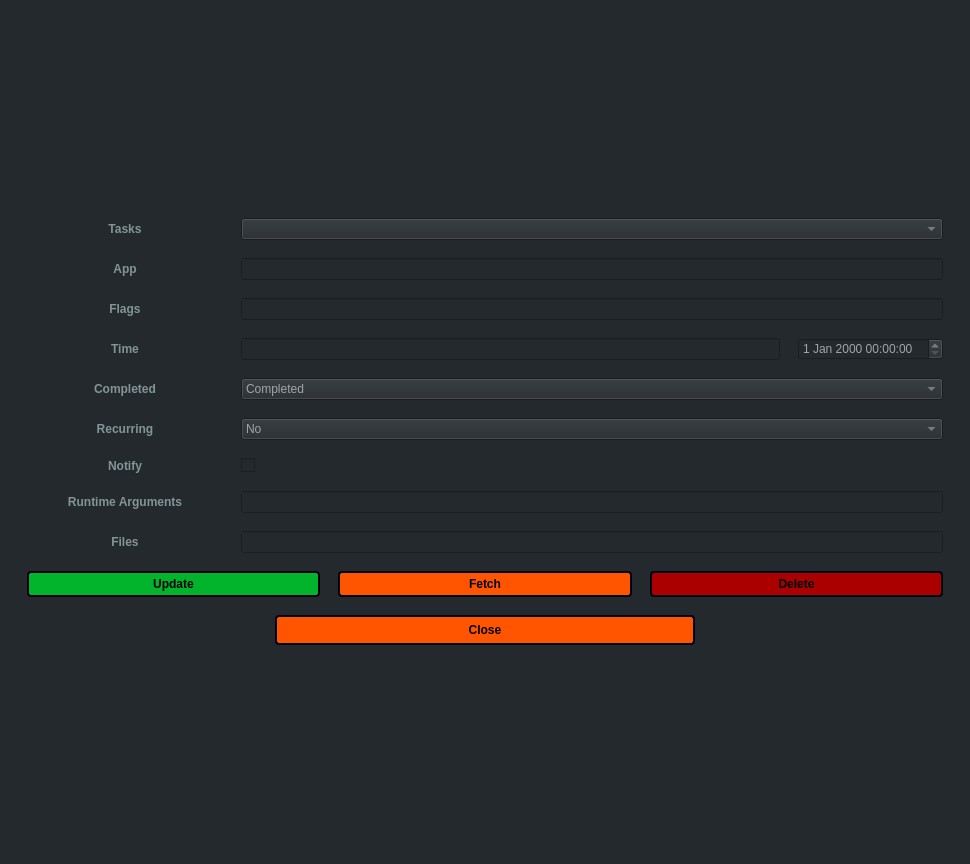
StronglogicSolutions/ky_gui, file scheduledialog.ui: the form before one commit.
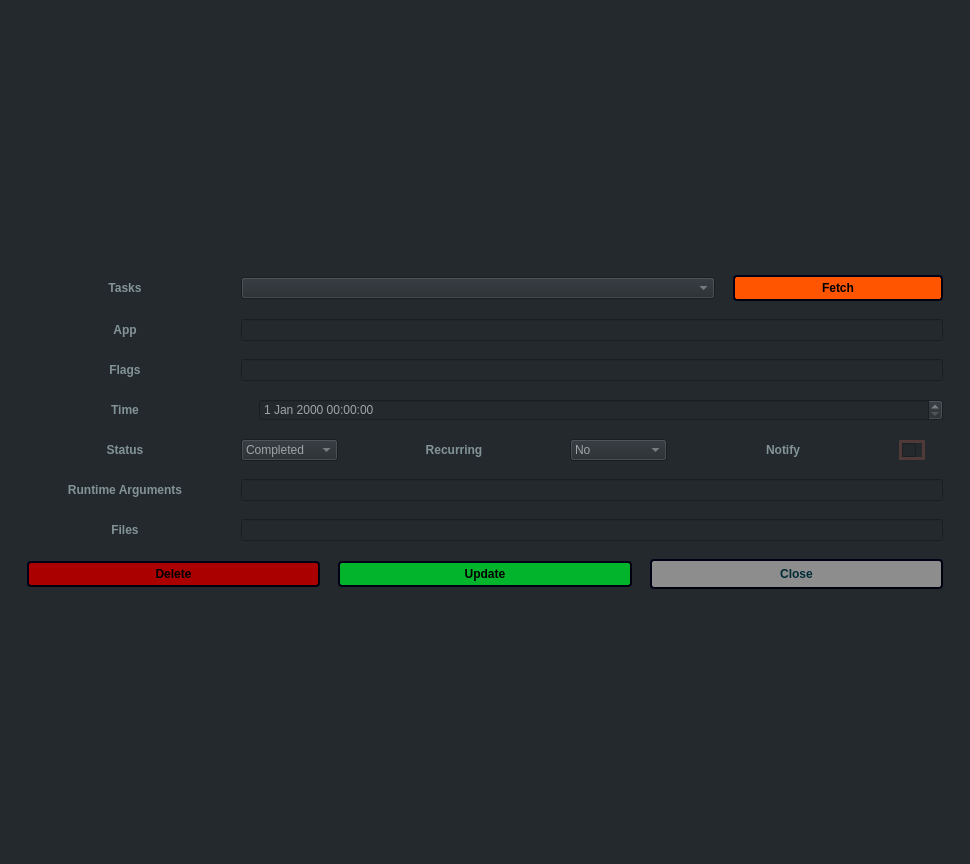
The form after the commit. Icons and pictures are not drawn.

The edit to the form file:
```diff
--- a/scheduledialog.ui
+++ b/scheduledialog.ui
@@ -18,8 +18,8 @@
 color: rgb(161, 164, 167);</string>
   </property>
   <layout class="QGridLayout" name="gridLayout">
-   <item row="0" column="0">
-    <layout class="QVBoxLayout" name="verticalLayout" stretch="0,0,0,0,0,0,0,0,0,0,0">
+   <item row="1" column="0">
+    <layout class="QVBoxLayout" name="verticalLayout" stretch="0,0,0,0,0,0,0,0">
      <property name="spacing">
       <number>18</number>
      </property>
@@ -36,7 +36,10 @@
       <number>16</number>
      </property>
      <item>
-      <layout class="QHBoxLayout" name="horizontalLayout_2" stretch="0,0">
+      <layout class="QHBoxLayout" name="horizontalLayout_12">
+       <property name="leftMargin">
+        <number>0</number>
+       </property>
        <item>
         <widget class="QLabel" name="appsLabel">
          <property name="sizePolicy">
@@ -73,6 +76,51 @@
        <item>
         <widget class="QComboBox" name="taskList"/>
        </item>
+       <item>
+        <widget class="QPushButton" name="fetchSchedule">
+         <property name="sizePolicy">
+          <sizepolicy hsizetype="Fixed" vsizetype="Fixed">
+           <horstretch>0</horstretch>
+           <verstretch>0</verstretch>
+          </sizepolicy>
+         </property>
+         <property name="minimumSize">
+          <size>
+           <width>100</width>
+           <height>25</height>
+          </size>
+         </property>
+         <property name="maximumSize">
+          <size>
+           <width>210</width>
+           <height>16777215</height>
+          </size>
+         </property>
+         <property name="layoutDirection">
+          <enum>Qt::LeftToRight</enum>
+         </property>
+         <property name="styleSheet">
+          <string notr="true">background-color: rgb(255, 85, 0);
+font: 87 11pt &quot;Noto Sans&quot;;
+color: rgb(0, 0, 0);
+font-weight: 700;
+padding: 4px;
+border-style: outset;
+border-width: 2px;
+border-radius: 4px;
+border-color: #00000f;
+min-width: 4em;
+padding: 4px;</string>
+         </property>
+         <property name="text">
+          <string>Fetch</string>
+         </property>
+         <property name="icon">
+          <iconset resource="kres.qrc">
+           <normaloff>:/icons/icons/refresh.png</normaloff>:/icons/icons/refresh.png</iconset>
+         </property>
+        </widget>
+       </item>
       </layout>
      </item>
      <item>
@@ -191,7 +239,14 @@
         </widget>
        </item>
        <item>
-        <widget class="QLineEdit" name="timeText"/>
+        <widget class="QLineEdit" name="timeText">
+         <property name="maximumSize">
+          <size>
+           <width>0</width>
+           <height>0</height>
+          </size>
+         </property>
+        </widget>
        </item>
        <item>
         <widget class="QDateTimeEdit" name="dateTime"/>
@@ -199,7 +254,10 @@
       </layout>
      </item>
      <item>
-      <layout class="QHBoxLayout" name="horizontalLayout_6" stretch="0,0">
+      <layout class="QHBoxLayout" name="horizontalLayout_9" stretch="1,3,1,3,1,0">
+       <property name="rightMargin">
+        <number>18</number>
+       </property>
        <item>
         <widget class="QLabel" name="dataLabel">
          <property name="sizePolicy">
@@ -226,7 +284,7 @@
 font-weight: 700;</string>
          </property>
          <property name="text">
-          <string>Completed</string>
+          <string>Status</string>
          </property>
          <property name="alignment">
           <set>Qt::AlignCenter</set>
@@ -257,10 +315,6 @@
          </item>
         </widget>
        </item>
-      </layout>
-     </item>
-     <item>
-      <layout class="QHBoxLayout" name="horizontalLayout_5" stretch="0,0">
        <item>
         <widget class="QLabel" name="maskLabel">
          <property name="sizePolicy">
@@ -328,10 +382,6 @@
          </item>
         </widget>
        </item>
-      </layout>
-     </item>
-     <item>
-      <layout class="QHBoxLayout" name="horizontalLayout_9" stretch="0,0">
        <item>
         <widget class="QLabel" name="maskLabel_3">
          <property name="sizePolicy">
@@ -367,6 +417,12 @@
        </item>
        <item>
         <widget class="QCheckBox" name="notifyCheck">
+         <property name="styleSheet">
+          <string notr="true">border: 3px solid #5A5A5A;
+border: 3px solid red;
+border: 3px solid rgb(255, 120, 100);
+border: 3px solid rgba(255,120,100, 50);</string>
+         </property>
          <property name="text">
           <string/>
          </property>
@@ -456,90 +512,6 @@
      </item>
      <item>
       <layout class="QHBoxLayout" name="horizontalLayout_7">
-       <item>
-        <widget class="QPushButton" name="saveTask">
-         <property name="sizePolicy">
-          <sizepolicy hsizetype="Fixed" vsizetype="Fixed">
-           <horstretch>0</horstretch>
-           <verstretch>0</verstretch>
-          </sizepolicy>
-         </property>
-         <property name="minimumSize">
-          <size>
-           <width>100</width>
-           <height>25</height>
-          </size>
-         </property>
-         <property name="maximumSize">
-          <size>
-           <width>420</width>
-           <height>16777215</height>
-          </size>
-         </property>
-         <property name="styleSheet">
-          <string notr="true">background-color: rgb(2, 180, 43);
-font: 87 11pt &quot;Noto Sans&quot;;
-color: rgb(0, 0, 0);
-font-weight: 700;
-padding: 4px;
-border-style: outset;
-border-width: 2px;
-border-radius: 4px;
-border-color: #00000f;
-min-width: 4em;
-padding: 4px;</string>
-         </property>
-         <property name="text">
-          <string>Update</string>
-         </property>
-         <property name="icon">
-          <iconset resource="kres.qrc">
-           <normaloff>:/icons/send-button.png</normaloff>:/icons/send-button.png</iconset>
-         </property>
-        </widget>
-       </item>
-       <item>
-        <widget class="QPushButton" name="fetchSchedule">
-         <property name="sizePolicy">
-          <sizepolicy hsizetype="Fixed" vsizetype="Fixed">
-           <horstretch>0</horstretch>
-           <verstretch>0</verstretch>
-          </sizepolicy>
-         </property>
-         <property name="minimumSize">
-          <size>
-           <width>100</width>
-           <height>25</height>
-          </size>
-         </property>
-         <property name="maximumSize">
-          <size>
-           <width>420</width>
-           <height>16777215</height>
-          </size>
-         </property>
-         <property name="styleSheet">
-          <string notr="true">background-color: rgb(255, 85, 0);
-font: 87 11pt &quot;Noto Sans&quot;;
-color: rgb(0, 0, 0);
-font-weight: 700;
-padding: 4px;
-border-style: outset;
-border-width: 2px;
-border-radius: 4px;
-border-color: #00000f;
-min-width: 4em;
-padding: 4px;</string>
-         </property>
-         <property name="text">
-          <string>Fetch</string>
-         </property>
-         <property name="icon">
-          <iconset resource="kres.qrc">
-           <normaloff>:/icons/icons/refresh.png</normaloff>:/icons/icons/refresh.png</iconset>
-         </property>
-        </widget>
-       </item>
        <item>
         <widget class="QPushButton" name="deleteTask">
          <property name="sizePolicy">
@@ -582,10 +554,48 @@
          </property>
         </widget>
        </item>
-      </layout>
-     </item>
-     <item>
-      <layout class="QHBoxLayout" name="horizontalLayout" stretch="0">
+       <item>
+        <widget class="QPushButton" name="saveTask">
+         <property name="sizePolicy">
+          <sizepolicy hsizetype="Fixed" vsizetype="Fixed">
+           <horstretch>0</horstretch>
+           <verstretch>0</verstretch>
+          </sizepolicy>
+         </property>
+         <property name="minimumSize">
+          <size>
+           <width>100</width>
+           <height>25</height>
+          </size>
+         </property>
+         <property name="maximumSize">
+          <size>
+           <width>420</width>
+           <height>16777215</height>
+          </size>
+         </property>
+         <property name="styleSheet">
+          <string notr="true">background-color: rgb(2, 180, 43);
+font: 87 11pt &quot;Noto Sans&quot;;
+color: rgb(0, 0, 0);
+font-weight: 700;
+padding: 4px;
+border-style: outset;
+border-width: 2px;
+border-radius: 4px;
+border-color: #00000f;
+min-width: 4em;
+padding: 4px;</string>
+         </property>
+         <property name="text">
+          <string>Update</string>
+         </property>
+         <property name="icon">
+          <iconset resource="kres.qrc">
+           <normaloff>:/icons/send-button.png</normaloff>:/icons/send-button.png</iconset>
+         </property>
+        </widget>
+       </item>
        <item>
         <widget class="QPushButton" name="close">
          <property name="minimumSize">
@@ -601,9 +611,9 @@
           </size>
          </property>
          <property name="styleSheet">
-          <string notr="true">background-color: rgb(255, 85, 0);
+          <string notr="true">background-color: rgb(141, 141, 141);
 font: 87 11pt &quot;Noto Sans&quot;;
-color: rgb(0, 0, 0);
+color: rgb(0, 43, 54);
 font-weight: 700;
 padding: 4px;
 border-style: outset;
```
